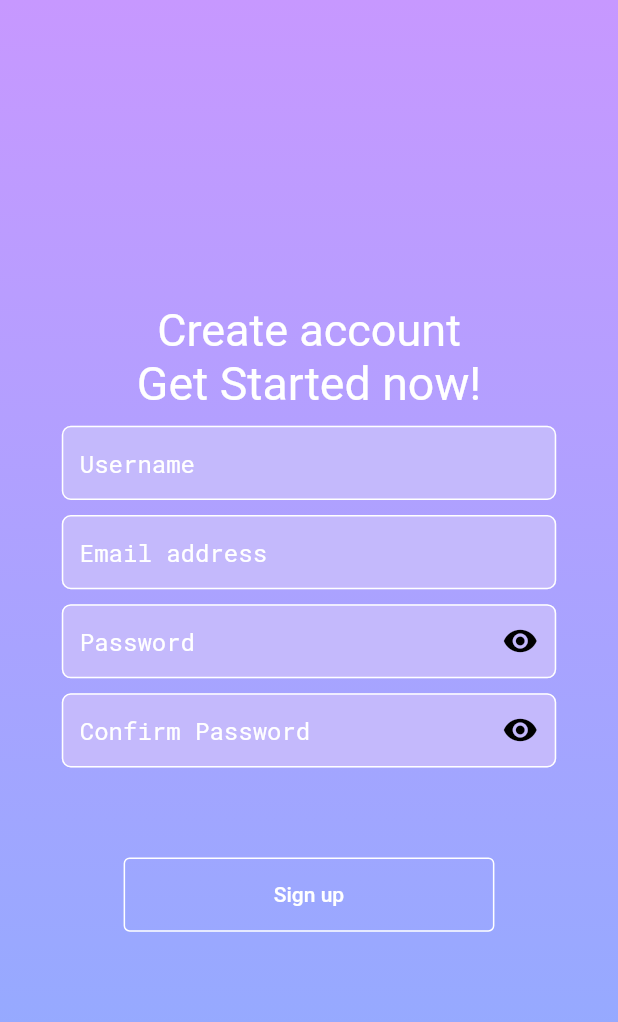
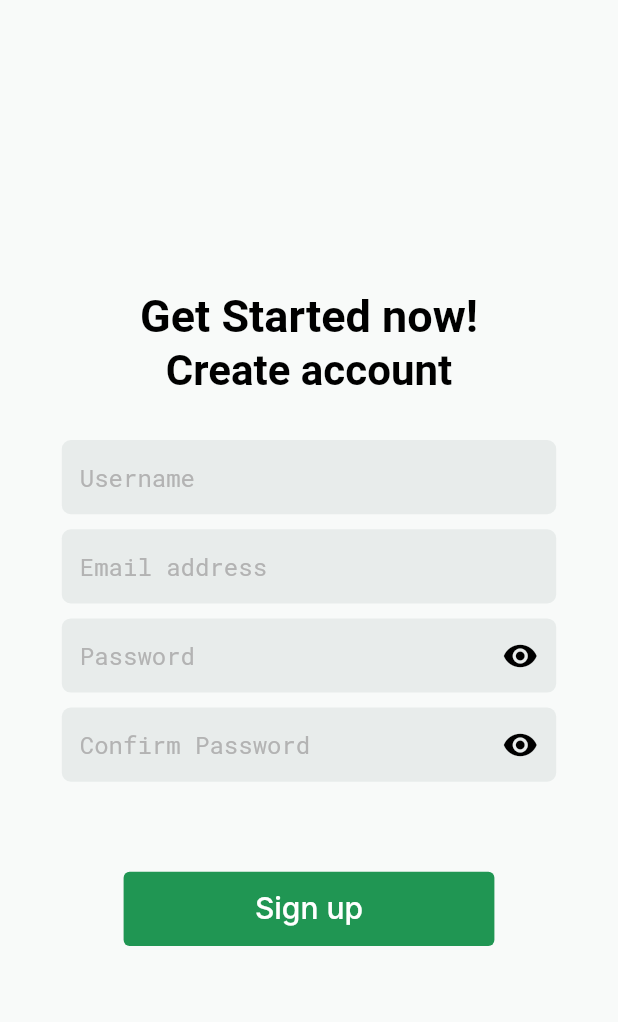
Before and after one commit to Wreck-X/Openhours, a Flutter app: the screen it shows after launch, after a tap on "Sign up", on a phone screen of 412 x 824 dp. Shown: the top 1022 px of the screen. Run offline on Flutter 3.47's test engine with Material 2 defaults, Android fonts, the light colour scheme and no system bars; our stand-ins replace dots_indicator, flutter_rating_bar, palette_generator, slide_to_act; network calls fail; Roboto replaces fonts that are missing (Inter).

Commit message:
login and signup theme changes

```diff
--- a/lib/Pages/Landing.dart
+++ b/lib/Pages/Landing.dart
@@ -22,14 +22,7 @@ class _LandingPageState extends State<LandingPage> {
         height: height,
         width: width,
         decoration: const BoxDecoration(
-          gradient: LinearGradient(
-            begin: Alignment.topCenter,
-            end: Alignment.bottomCenter,
-            colors: <Color>[
-              Color.fromARGB(255, 199, 152, 255),
-              Color.fromARGB(255, 140, 173, 255),
-            ],
-          ),
+          color: Color(0xffF8FAF9),
         ),
         child: Column(
           children: [
@@ -42,8 +35,7 @@ class _LandingPageState extends State<LandingPage> {
               height: height * 0.06,
               child: ElevatedButton(
                 style: ElevatedButton.styleFrom(
-                  backgroundColor: Colors.white,
-                  foregroundColor: Color.fromARGB(255, 199, 152, 255),
+                  backgroundColor: Color(0xff209653),
                 ),
                 onPressed: () {
                   Navigator.push(
@@ -53,7 +45,8 @@ class _LandingPageState extends State<LandingPage> {
                 },
                 child: const Text('Login',
                     style: TextStyle(
-                        color: Colors.black)), //Navigate to Login page),
+                        color: Colors.white,
+                        fontSize: 20)), //Navigate to Login page),
               ),
             ),
             const SizedBox(height: 10),
@@ -64,7 +57,8 @@ class _LandingPageState extends State<LandingPage> {
                 style: TextButton.styleFrom(
                     backgroundColor: Colors.transparent,
                     elevation: 0,
-                    side: const BorderSide(width: 1.0, color: Colors.white)),
+                    side:
+                        const BorderSide(width: 1.0, color: Color(0xff209653))),
                 onPressed: () {
                   Navigator.push(
                       context,
@@ -72,7 +66,7 @@ class _LandingPageState extends State<LandingPage> {
                           builder: (context) => const SignupPage()));
                 }, // Navigate to Sign up Page
                 child: const Text('Sign up',
-                    style: TextStyle(color: Colors.white)),
+                    style: TextStyle(color: Color(0xff209653), fontSize: 20)),
               ),
             ),
           ],
--- a/lib/Pages/Login.dart
+++ b/lib/Pages/Login.dart
@@ -24,14 +24,7 @@ class _LoginPageState extends State<LoginPage> {
         height: height,
         width: width,
         decoration: const BoxDecoration(
-          gradient: LinearGradient(
-            begin: Alignment.topCenter,
-            end: Alignment.bottomCenter,
-            colors: <Color>[
-              Color.fromARGB(255, 199, 152, 255),
-              Color.fromARGB(255, 140, 173, 255),
-            ],
-          ),
+          color: Color(0xffF8FAF9),
         ),
         child: Column(
           mainAxisAlignment: MainAxisAlignment.center,
@@ -40,14 +33,20 @@ class _LoginPageState extends State<LoginPage> {
               alignment: Alignment.center,
               child: Text(
                 'Login',
-                style: TextStyle(fontSize: 31, color: Colors.white),
+                style: TextStyle(
+                    fontSize: 31,
+                    color: Colors.black,
+                    fontWeight: FontWeight.bold),
               ),
             ),
             const Align(
               alignment: Alignment.center,
               child: Text(
                 'Welcome back!',
-                style: TextStyle(fontSize: 30, color: Colors.white),
+                style: TextStyle(
+                    fontSize: 28,
+                    color: Colors.black,
+                    fontWeight: FontWeight.bold),
               ),
             ),
             const SizedBox(height: 20),
@@ -68,18 +67,16 @@ class _LoginPageState extends State<LoginPage> {
               height: height * 0.06,
               child: ElevatedButton(
                 onPressed: () {
-                  Navigator.push(
-                    context,
-                    MaterialPageRoute(
-                        builder: (context) => Restaurants()));
+                  Navigator.push(context,
+                      MaterialPageRoute(builder: (context) => Restaurants()));
                 },
                 style: ElevatedButton.styleFrom(
-                  backgroundColor: Colors.white,
-                  foregroundColor: const Color.fromARGB(255, 199, 152, 255),
+                  backgroundColor: Color(0xff209653),
                 ),
                 child: const Text(
                   'Login',
-                  style: TextStyle(color: Colors.black),
+                  style: TextStyle(
+                      color: Colors.white, fontFamily: "Inter", fontSize: 20),
                 ),
               ),
             ),
--- a/lib/Pages/Signup.dart
+++ b/lib/Pages/Signup.dart
@@ -20,31 +20,30 @@ class _SignupPageState extends State<SignupPage> {
       body: Container(
         height: height,
         width: width,
-        decoration: const BoxDecoration(
-          gradient: LinearGradient(
-            begin: Alignment.topCenter,
-            end: Alignment.bottomCenter,
-            colors: <Color>[
-              Color.fromARGB(255, 199, 152, 255),
-              Color.fromARGB(255, 140, 173, 255),
-            ],
-          ),
-        ),
+        decoration: const BoxDecoration(color: Color(0xffF8FAF9)),
         child: Column(mainAxisAlignment: MainAxisAlignment.center, children: [
-          const Align(
-            alignment: Alignment.center,
-            child: Text(
-              'Create account',
-              style: TextStyle(fontSize: 30, color: Colors.white),
-            ),
-          ),
           const Align(
               alignment: Alignment.center,
               child: Text(
                 'Get Started now!',
-                style: TextStyle(fontSize: 31, color: Colors.white),
+                style: TextStyle(
+                    fontSize: 30,
+                    color: Colors.black,
+                    fontWeight: FontWeight.bold),
               )),
-          const SizedBox(height: 10),
+          Padding(
+            padding: const EdgeInsets.fromLTRB(0, 2, 0, 30),
+            child: const Align(
+              alignment: Alignment.center,
+              child: Text(
+                'Create account',
+                style: TextStyle(
+                    fontSize: 28,
+                    color: Colors.black,
+                    fontWeight: FontWeight.bold),
+              ),
+            ),
+          ),
           SizedBox(
             width: width * 0.8,
             height: height * 0.06,
@@ -74,12 +73,13 @@ class _SignupPageState extends State<SignupPage> {
             height: height * 0.06,
             child: ElevatedButton(
               style: TextButton.styleFrom(
-                  backgroundColor: Colors.transparent,
-                  elevation: 0,
-                  side: const BorderSide(width: 1.0, color: Colors.white)),
+                backgroundColor: Color(0xff209653),
+                elevation: 0,
+              ),
               onPressed: () {}, //signup
-              child:
-                  const Text('Sign up', style: TextStyle(color: Colors.white)),
+              child: const Text('Sign up',
+                  style: TextStyle(
+                      color: Colors.white, fontFamily: "Inter", fontSize: 20)),
             ),
           ),
         ]),
--- a/lib/Widgets/Textfields.dart
+++ b/lib/Widgets/Textfields.dart
@@ -39,11 +39,12 @@ class _PurpTextFieldState extends State<PurpTextField> {
                       _isObscure ? Icons.visibility_off : Icons.visibility))
               : null,
           filled: true,
-          fillColor: const Color.fromARGB(255, 196, 185, 252),
+          fillColor: Color(0xffE8ECEB),
           hintText: widget.entry,
-          hintStyle: const TextStyle(color: Colors.white, fontFamily: 'RobotoMono'),
+          hintStyle: const TextStyle(
+              color: Color(0xffB3B3B3), fontFamily: 'RobotoMono'),
           enabledBorder: const OutlineInputBorder(
-            borderSide: BorderSide(color: Colors.white),
+            borderSide: BorderSide(color: Colors.transparent),
             borderRadius: BorderRadius.all(Radius.circular(6)),
           ),
           focusedBorder: const OutlineInputBorder(
```
